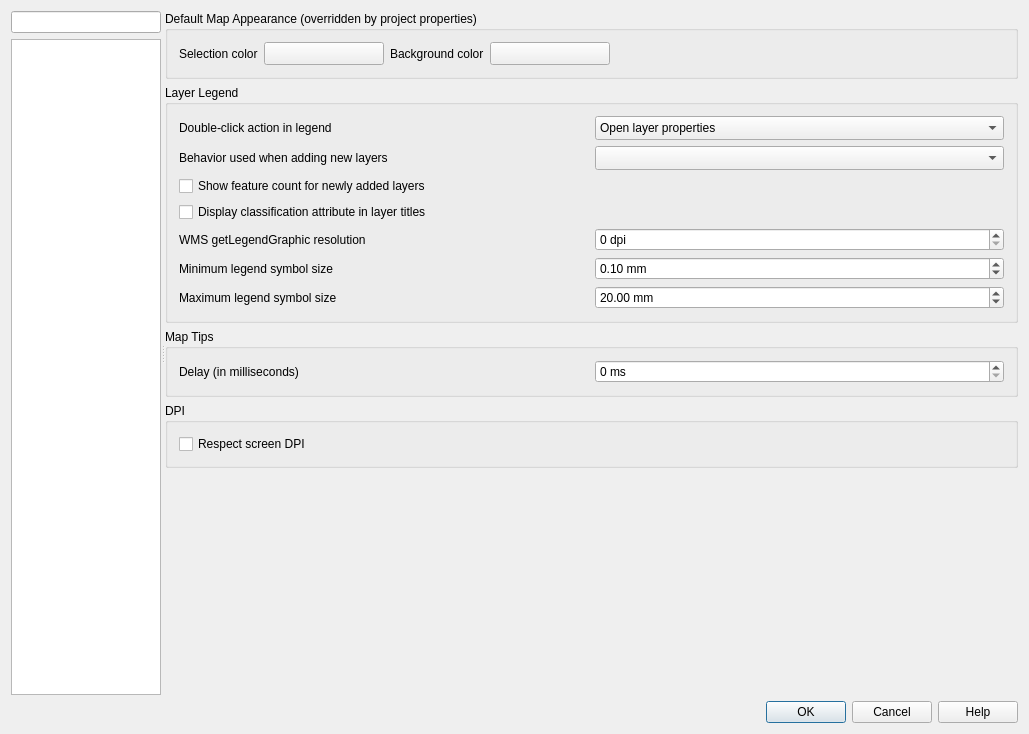
First picture: the form in src/ui/qgsoptionsbase.ui, repository qgis/QGIS, before the edit.
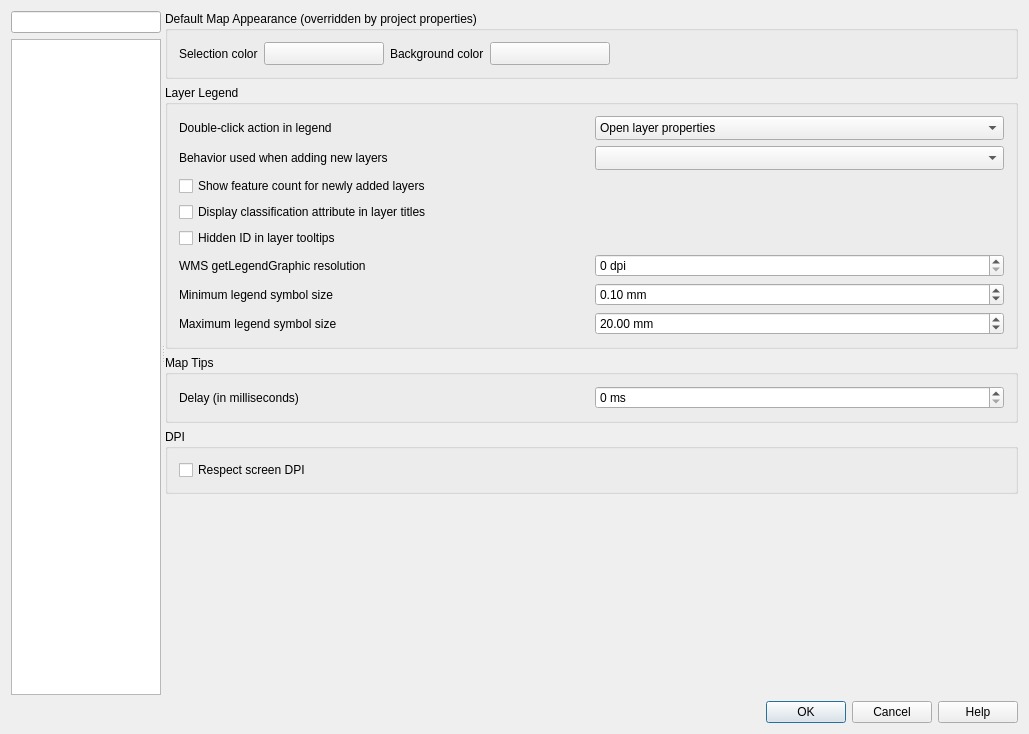
Second picture: the form after the edit. The open tabs and pages were chosen to show the change. Icons and pictures are not drawn. Custom widgets are drawn as their Qt base class.

Commit message: feat: add hidden setting for show id in layer tooltips

```diff
--- a/src/ui/qgsoptionsbase.ui
+++ b/src/ui/qgsoptionsbase.ui
@@ -2743,14 +2743,21 @@
                     </property>
                    </widget>
                   </item>
-                  <item row="4" column="0">
+                  <item row="4" column="0" colspan="2">
+                   <widget class="QCheckBox" name="cbxHiddenIdInLayerTooltips">
+                    <property name="text">
+                     <string>Hidden ID in layer tooltips</string>
+                    </property>
+                   </widget>
+                  </item>
+                  <item row="5" column="0">
                    <widget class="QLabel" name="label_58">
                     <property name="text">
                      <string>WMS getLegendGraphic resolution</string>
                     </property>
                    </widget>
                   </item>
-                  <item row="4" column="1">
+                  <item row="5" column="1">
                    <widget class="QgsSpinBox" name="mLegendGraphicResolutionSpinBox">
                     <property name="toolTip">
                      <string extracomment="MAP_RESOLUTION or DPI value overloading getMap default value (set 0 to use default)"/>
@@ -2766,14 +2773,14 @@
                     </property>
                    </widget>
                   </item>
-                  <item row="5" column="0">
+                  <item row="6" column="0">
                    <widget class="QLabel" name="labelLegendSymbolMinimumSize">
                     <property name="text">
                      <string>Minimum legend symbol size</string>
                     </property>
                    </widget>
                   </item>
-                  <item row="5" column="1">
+                  <item row="6" column="1">
                    <widget class="QgsDoubleSpinBox" name="mLegendSymbolMinimumSizeSpinBox">
                     <property name="sizePolicy">
                      <sizepolicy hsizetype="Preferred" vsizetype="Fixed">
@@ -2804,14 +2811,14 @@
                     </property>
                    </widget>
                   </item>
-                  <item row="6" column="0">
+                  <item row="7" column="0">
                    <widget class="QLabel" name="labelLegendSymbolMaximumSize">
                     <property name="text">
                      <string>Maximum legend symbol size</string>
                     </property>
                    </widget>
                   </item>
-                  <item row="6" column="1">
+                  <item row="7" column="1">
                    <widget class="QgsDoubleSpinBox" name="mLegendSymbolMaximumSizeSpinBox">
                     <property name="sizePolicy">
                      <sizepolicy hsizetype="Preferred" vsizetype="Fixed">
```
Left out of the diff: 1 changed line with no effect on the pictures. The commit also changes 5 other files.
